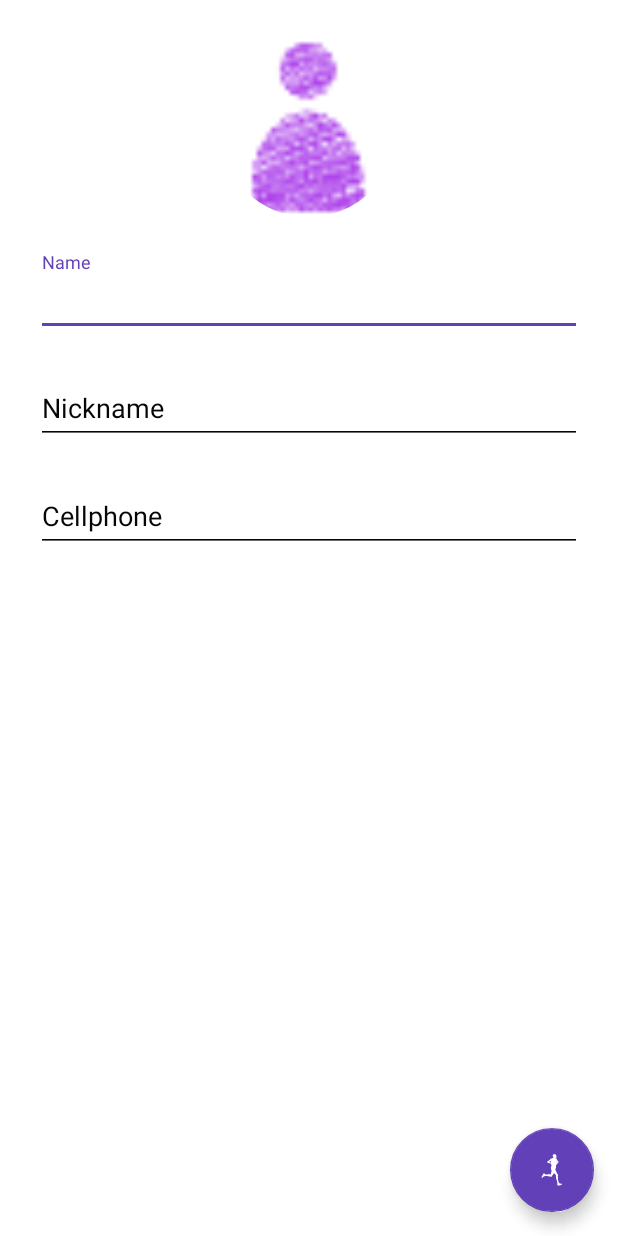
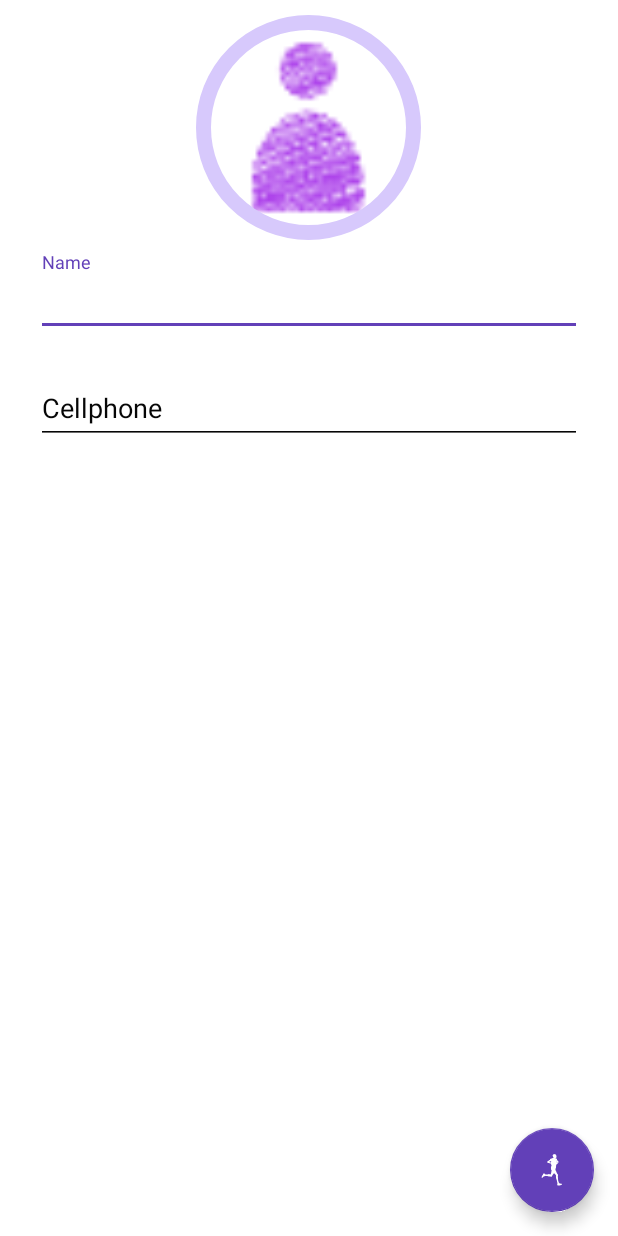
Before and after one commit to pedroanisiosilva/rod-android, an Android app: the UserActivity screen opened directly, with no data from a screen before it, on a phone screen of 412 x 824 dp. Run offline under Robolectric (Android 15) with nearby library versions, the phone set to English and light mode, and no system bars.

Commit message:
Text Color

```diff
--- a/app/src/main/java/com/runordie/rod/RodActivity.java
+++ b/app/src/main/java/com/runordie/rod/RodActivity.java
@@ -127,6 +127,10 @@ public class RodActivity extends AppCompatActivity {
             this.finish();
             return true;
         }
+//        if (id == R.id.user_setting) {
+//            startActivity(new Intent(this, UserActivity.class));
+//            return false;
+//        }
 
         return super.onOptionsItemSelected(item);
     }
--- a/app/src/main/java/com/runordie/rod/UserActivity.java
+++ b/app/src/main/java/com/runordie/rod/UserActivity.java
@@ -1,18 +1,25 @@
 package com.runordie.rod;
 
+import android.annotation.TargetApi;
+import android.os.Build;
 import android.os.Bundle;
 import android.support.v7.app.AppCompatActivity;
+import android.telephony.PhoneNumberFormattingTextWatcher;
 import android.view.KeyEvent;
+import android.widget.EditText;
 
 /**
  * Created by wsouza on 8/8/16.
  */
 public class UserActivity  extends AppCompatActivity {
 
+    @TargetApi(Build.VERSION_CODES.LOLLIPOP)
     @Override
     protected void onCreate(Bundle savedInstanceState) {
         super.onCreate(savedInstanceState);
         setContentView(R.layout.user_settings);
+        ((EditText) findViewById(R.id.userCellphone)).addTextChangedListener(new PhoneNumberFormattingTextWatcher("BR"));
+
     }
 
 }
--- a/app/src/main/res/drawable/cicle.xml
+++ b/app/src/main/res/drawable/cicle.xml
@@ -6,7 +6,7 @@
     <solid android:color="@android:color/transparent" />
 
     <stroke
-        android:width="15dp"
-        android:color="@color/white" />
+        android:width="10dp"
+        android:color="#d7c9fc" />
 
 </shape>
--- a/app/src/main/res/layout/user_settings.xml
+++ b/app/src/main/res/layout/user_settings.xml
@@ -41,23 +41,6 @@
                 android:textColor="@color/primary" />
         </android.support.design.widget.TextInputLayout>
 
-        <android.support.design.widget.TextInputLayout
-            android:layout_width="match_parent"
-            android:layout_height="wrap_content"
-            android:layout_marginBottom="8dp"
-            android:layout_marginTop="8dp">
-
-            <EditText
-                android:id="@+id/userNickname"
-                android:layout_width="match_parent"
-                android:layout_height="wrap_content"
-                android:hint="Nickname"
-                android:inputType="text"
-                android:textColor="@color/primary" />
-        </android.support.design.widget.TextInputLayout>
-
-
-
             <android.support.design.widget.TextInputLayout
                 android:layout_width="match_parent"
                 android:layout_height="wrap_content"
@@ -68,9 +51,9 @@
                     android:id="@+id/userCellphone"
                     android:layout_width="match_parent"
                     android:layout_height="wrap_content"
-                    android:ems="10"
                     android:hint="Cellphone"
-                    android:inputType="date|datetime"
+                    android:inputType="phone"
+                    android:maxLength="12"
                     android:textColor="@color/primary" />
             </android.support.design.widget.TextInputLayout>
 
--- a/app/src/main/res/values-v21/styles.xml
+++ b/app/src/main/res/values-v21/styles.xml
@@ -20,7 +20,7 @@
 
         <item name="colorButtonNormal">@color/primary_darker</item>
         <item name="android:colorButtonNormal">@color/primary_darker</item>
-        <item name="android:textColor">@color/white</item>
+        <item name="android:textColor">@color/colorPrimaryDark</item>
 
         <item name="android:windowBackground">@color/white</item>
     </style>
```
